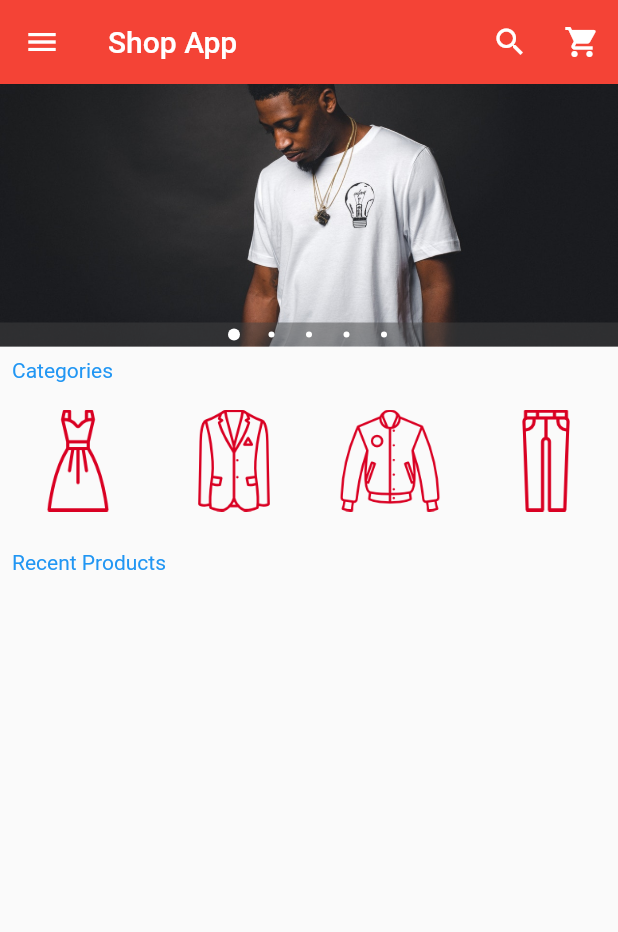
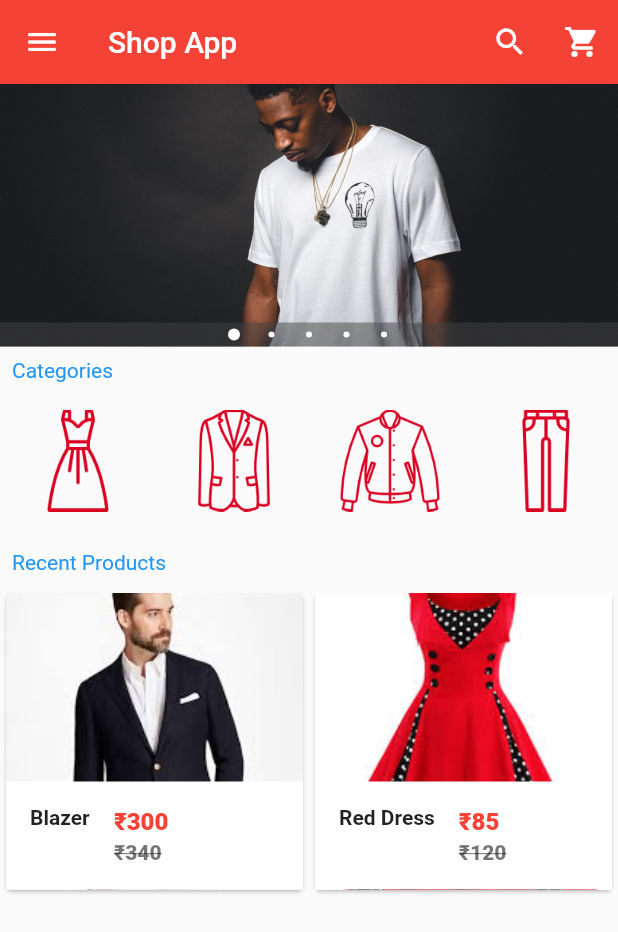
Before and after one commit to azharmarmu/shopping_cart, a Flutter app: the screen it shows after launch, on a phone screen of 412 x 824 dp. Shown: the top 932 px of the screen. Run offline on Flutter 3.47's test engine with Material 2 defaults, Android fonts, the phone set to English and light mode, and no system bars; drawn by our look-alikes of carousel_pro.

Commit message:
Gridview issue fixed

```diff
--- a/lib/components/products_list.dart
+++ b/lib/components/products_list.dart
@@ -9,13 +9,13 @@ class _MyProductsState extends State<ProductsList> {
   var productList = [
     {
       "name": "Blazer",
-      "picture": "images/products/blazer1.jpeg",
+      "picture": "assets/products/blazer1.jpeg",
       "oldPrice": "340",
       "newPrice": "300"
     },
     {
       "name": "Red Dress",
-      "picture": "images/products/dress1.jpeg",
+      "picture": "assets/products/dress1.jpeg",
       "oldPrice": "120",
       "newPrice": "85"
     },
@@ -23,7 +23,9 @@ class _MyProductsState extends State<ProductsList> {
 
   @override
   Widget build(BuildContext context) {
-    return GridView.builder(
+    return Container(
+      child: GridView.builder(
+        shrinkWrap: true,
         itemCount: productList.length,
         gridDelegate:
             SliverGridDelegateWithFixedCrossAxisCount(crossAxisCount: 2),
@@ -35,6 +37,7 @@ class _MyProductsState extends State<ProductsList> {
             productNewPrice: productList[index]['newPrice'],
           );
         },
+      ),
     );
   }
 }
@@ -70,12 +73,12 @@ class Product extends StatelessWidget {
                       style: TextStyle(fontWeight: FontWeight.bold),
                     ),
                     title: Text(
-                      productNewPrice,
+                      "\u20B9$productNewPrice",
                       style: TextStyle(
                           color: Colors.red, fontWeight: FontWeight.w800),
                     ),
                     subtitle: Text(
-                      productOldPrice,
+                      "\u20B9$productOldPrice",
                       style: TextStyle(
                           color: Colors.black54,
                           fontWeight: FontWeight.w800,
--- a/lib/home.dart
+++ b/lib/home.dart
@@ -157,7 +157,7 @@ class _MyHomePageState extends State<MyHomePage> {
         categoryTitleWidget,
         HorizontalList(),
         recentProductTitleWidget,
-        //ProductsList()
+        ProductsList()
       ],
     );
 
```
Lines whose indentation alone changed are shown as unchanged.
